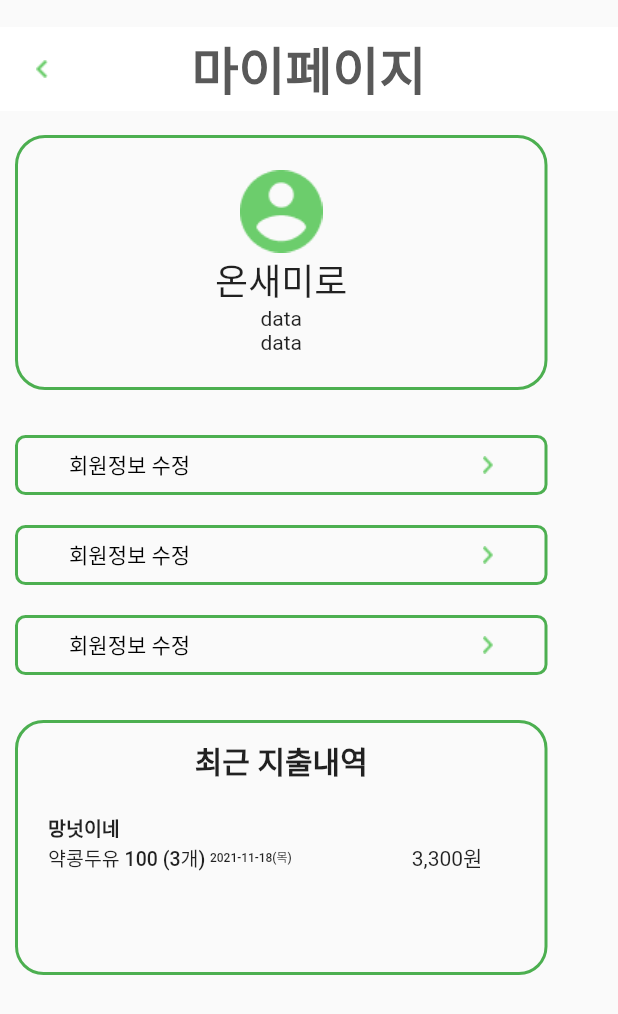
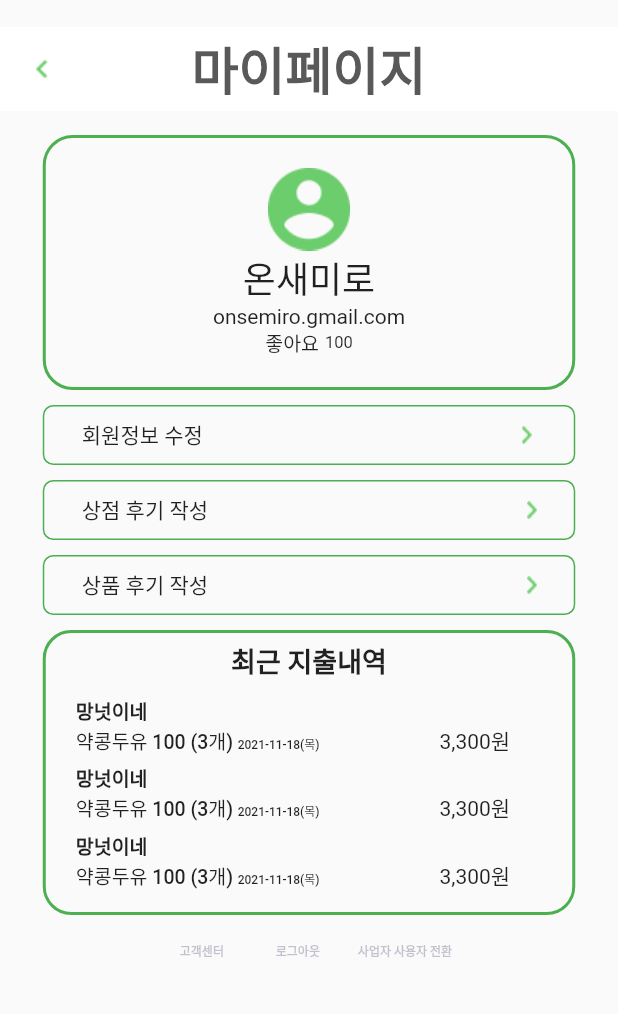
Before and after one commit to hhs0579/onsae, a Flutter app: the MyInfoPage screen opened directly, on a phone screen of 412 x 824 dp. Shown: the top 1014 px of the screen. Run offline on Flutter 3.47's test engine with Material 2 defaults, Android fonts, the light colour scheme and no system bars; our stand-ins replace get.

Commit message:
Update my_info.dart

```diff
--- a/onsaemiro/lib/screens/main_pages/my_info.dart
+++ b/onsaemiro/lib/screens/main_pages/my_info.dart
@@ -1,3 +1,4 @@
+import 'package:flutter/cupertino.dart';
 import 'package:flutter/material.dart';
 import 'package:get/get_connect/http/src/utils/utils.dart';
 
@@ -12,26 +13,91 @@ _connectbutton(text, onPressed) {
   return Container(
     width: 355,
     height: 40,
-    margin: EdgeInsets.all(10),
-    child: TextButton(
-        onPressed: onPressed,
-        style: TextButton.styleFrom(
-            primary: Colors.black,
-            shape: RoundedRectangleBorder(
-                side: BorderSide(color: Colors.green, width: 2),
-                borderRadius: BorderRadius.circular(7))),
+    margin: EdgeInsets.all(5),
+    decoration: BoxDecoration(
+        border: Border.all(
+          color: Colors.green,
+        ),
+        borderRadius: BorderRadius.circular(7.0)),
+    child: Container(
         child: Row(
       children: [
         SizedBox(
-              width: 28,
+          width: 25,
         ),
         Text(text),
         SizedBox(
-              width: 195,
+          width: 192,
         ),
-            Image.asset('assets/바로가기 버튼.png')
+        IconButton(
+            onPressed: onPressed, icon: Image.asset('assets/바로가기 버튼.png'))
       ],
     )),
+  );
+}
+
+spending_info(where, which, when, price) {
+  return Column(
+    children: [
+      Row(
+        children: [
+          SizedBox(
+            width: 20,
+          ),
+          Text(
+            where,
+            style: TextStyle(
+              fontSize: 13,
+              fontWeight: FontWeight.w700,
+            ),
+          ),
+          SizedBox(
+            width: 250,
+          )
+        ],
+      ),
+      Row(
+        children: [
+          SizedBox(
+            width: 20,
+          ),
+          Text(
+            which,
+            style: TextStyle(fontSize: 13, fontWeight: FontWeight.w500),
+          ),
+          SizedBox(
+            width: 3,
+          ),
+          Column(
+            children: [
+              SizedBox(height: 5),
+              Text(
+                when,
+                style: TextStyle(fontSize: 8, fontWeight: FontWeight.w500),
+              ),
+            ],
+          ),
+          SizedBox(
+            width: 80,
+          ),
+          Text(price)
+        ],
+      )
+    ],
+  );
+}
+
+info_button(text, onPressed) {
+  return TextButton(
+    child: Text(
+      text,
+      style: TextStyle(
+        fontSize: 8,
+        fontWeight: FontWeight.w700,
+        color: Color(0xff59595980),
+      ),
+    ),
+    onPressed: onPressed,
   );
 }
 
@@ -62,7 +128,8 @@ class _MyInfoPageState extends State<MyInfoPage> {
           ],
         ),
       ),
-      body: Column(
+      body: Center(
+        child: Column(
           children: [
             Container(
               width: 355,
@@ -83,23 +150,37 @@ class _MyInfoPageState extends State<MyInfoPage> {
                       fontSize: 24,
                     ),
                   ),
-                Text('data'),
-                Text('data'),
+                  Text('onsemiro.gmail.com'),
+                  Row(
+                    mainAxisAlignment: MainAxisAlignment.center,
+                    children: [
+                      Text('좋아요', style: TextStyle(fontSize: 13)),
+                      SizedBox(
+                        width: 4,
+                      ),
+                      Text(
+                        '100',
+                        style: TextStyle(
+                          fontSize: 11,
+                        ),
+                      ),
+                    ],
+                  ),
                 ],
               ),
             ),
             SizedBox(
-            height: 20,
+              height: 5,
             ),
             _connectbutton('회원정보 수정', () {}),
-          _connectbutton('회원정보 수정', () {}),
-          _connectbutton('회원정보 수정', () {}),
+            _connectbutton('상점 후기 작성', () {}),
+            _connectbutton('상품 후기 작성', () {}),
             SizedBox(
-            height: 20,
+              height: 5,
             ),
             Container(
               width: 355,
-            height: 170,
+              height: 190,
               decoration: BoxDecoration(
                 border: Border.all(
                   width: 2,
@@ -111,63 +192,43 @@ class _MyInfoPageState extends State<MyInfoPage> {
                 crossAxisAlignment: CrossAxisAlignment.center,
                 children: [
                   SizedBox(
-                  height: 10,
+                    height: 5,
                   ),
                   Text(
                     '최근 지출내역',
                     style: TextStyle(
-                    fontSize: 20,
+                      fontSize: 18,
                       fontWeight: FontWeight.w700,
                     ),
                   ),
                   SizedBox(
-                  height: 20,
+                    height: 10,
+                  ),
+                  spending_info(
+                      '망넛이네', '약콩두유 100 (3개)', '2021-11-18(목)', '3,300원'),
+                  SizedBox(
+                    height: 5,
+                  ),
+                  spending_info(
+                      '망넛이네', '약콩두유 100 (3개)', '2021-11-18(목)', '3,300원'),
+                  SizedBox(
+                    height: 5,
+                  ),
+                  spending_info(
+                      '망넛이네', '약콩두유 100 (3개)', '2021-11-18(목)', '3,300원')
+                ],
+              ),
             ),
             Row(
+              mainAxisAlignment: MainAxisAlignment.center,
               children: [
-                    SizedBox(
-                      width: 20,
-                    ),
-                    Text(
-                      '망넛이네',
-                      style: TextStyle(
-                        fontSize: 13,
-                        fontWeight: FontWeight.w700,
-                      ),
-                    ),
-                    SizedBox(
-                      width: 250,
-                    )
-                  ],
-                ),
-                Row(
-                  children: [
-                    SizedBox(
-                      width: 20,
-                    ),
-                    Text(
-                      '약콩두유 100 (3개)',
-                      style:
-                          TextStyle(fontSize: 13, fontWeight: FontWeight.w500),
-                    ),
-                    SizedBox(
-                      width: 3,
-                    ),
-                    Text(
-                      '2021-11-18(목)',
-                      style:
-                          TextStyle(fontSize: 8, fontWeight: FontWeight.w500),
-                    ),
-                    SizedBox(
-                      width: 80,
-                    ),
-                    Text('3,300원')
+                info_button('고객센터', () {}),
+                info_button('로그아웃', () {}),
+                info_button('사업자 사용자 전환', () {}),
               ],
             )
           ],
         ),
-          )
-        ],
       ),
     );
   }
```
Lines whose indentation alone changed are shown as unchanged.
